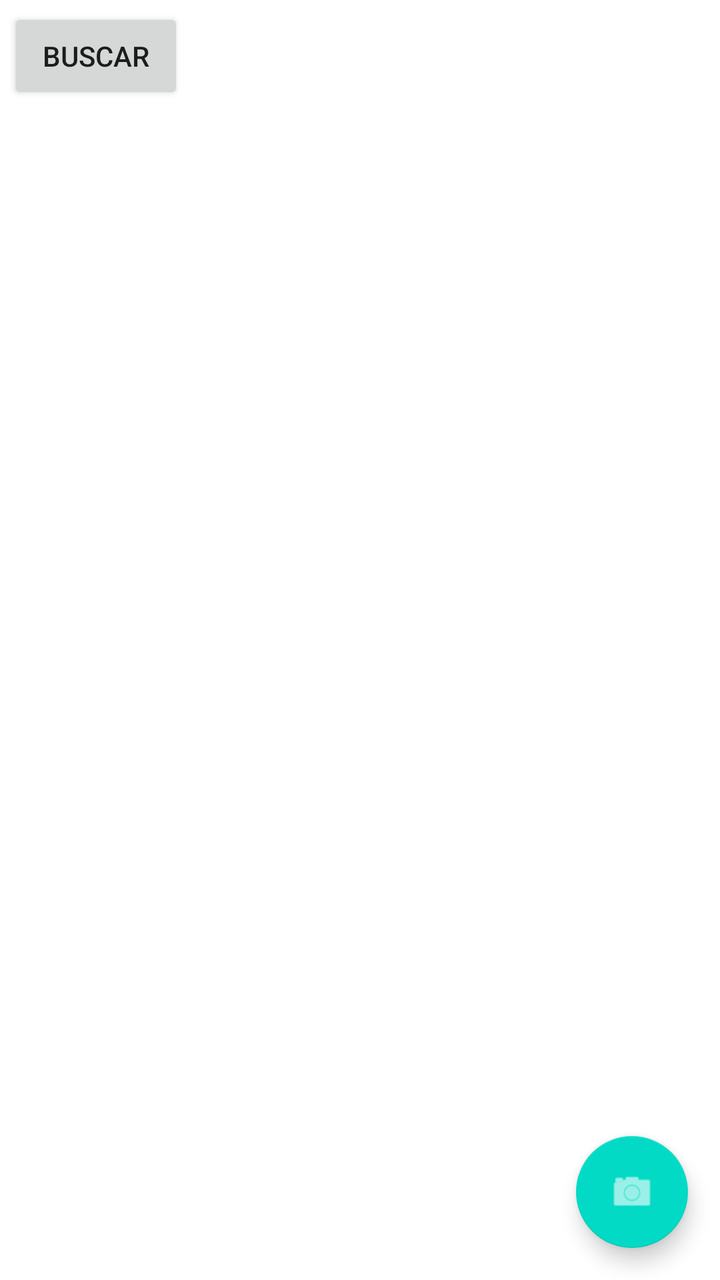
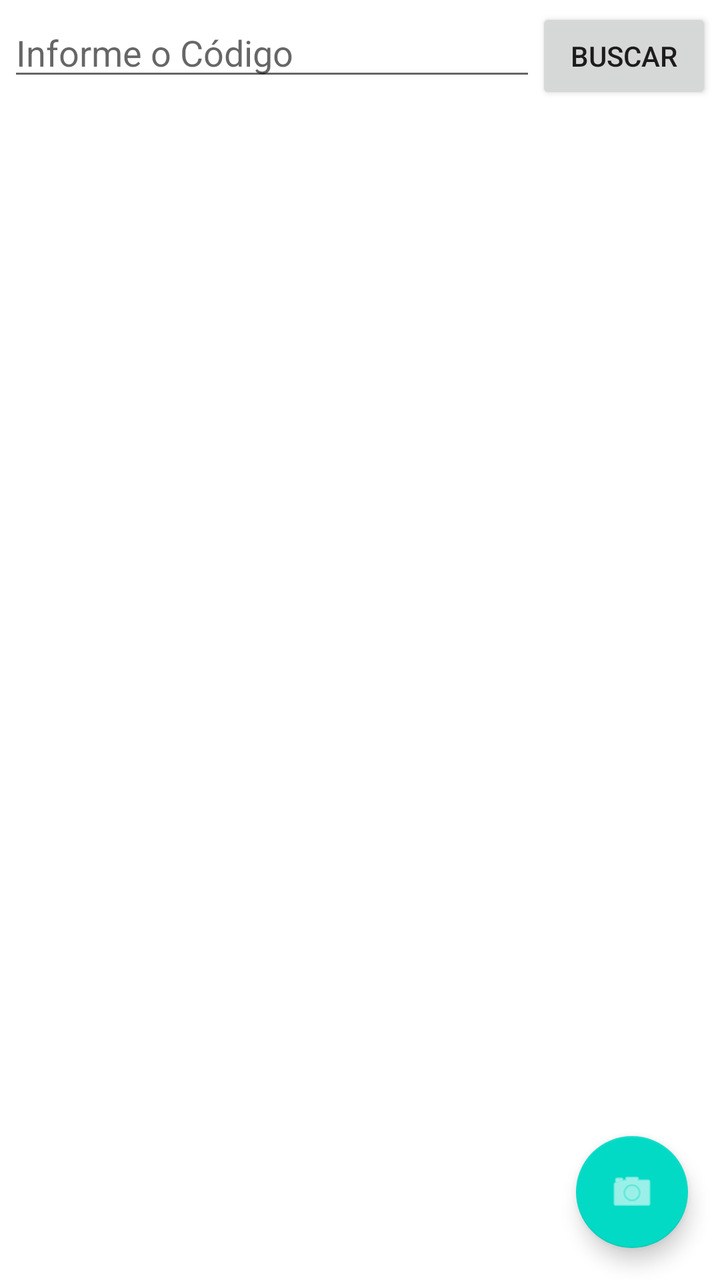

The first picture is an Android layout as it rendered before a commit; the second is the same layout after the commit. The layout source and the unified diff follow.
<!-- AndroidManifest.xml: application theme Theme.AppClima -->
<!-- res/layout/fragment_clima.xml -->
<?xml version="1.0" encoding="utf-8"?>
<FrameLayout xmlns:android="http://schemas.android.com/apk/res/android"
    xmlns:app="http://schemas.android.com/apk/res-auto"
    xmlns:tools="http://schemas.android.com/tools"
    android:layout_width="match_parent"
    android:layout_height="match_parent"
    tools:context=".ClimaFragment">

    <LinearLayout
        android:layout_width="match_parent"
        android:layout_height="match_parent"
        android:orientation="vertical"
        android:layout_margin="4dp">

        <Button
            android:id="@+id/btnBuscar"
            android:layout_width="wrap_content"
            android:layout_height="wrap_content"
            android:text="Buscar" />


        <TextView
            android:id="@+id/fragment_clima_textview_cidade"
            android:layout_width="wrap_content"
            android:layout_height="wrap_content"
            android:text="Cidade: "
            android:visibility="gone"/>

        <TextView
            android:id="@+id/fragment_clima_textview_temp_atual"
            android:layout_width="wrap_content"
            android:layout_height="wrap_content"
            android:text="Temperatura atual: "
            android:visibility="gone"/>

        <TextView
            android:id="@+id/fragment_clima_textview_umidade"
            android:layout_width="wrap_content"
            android:layout_height="wrap_content"
            android:text="Umidade: "
            android:visibility="gone"/>


        <androidx.recyclerview.widget.RecyclerView
            android:id="@+id/recycler_clima"
            android:layout_width="match_parent"
            android:layout_height="match_parent" />
    </LinearLayout>

    <com.google.android.material.floatingactionbutton.FloatingActionButton
        android:id="@+id/fabTrocarCidade"
        android:layout_width="wrap_content"
        android:layout_height="wrap_content"
        android:layout_gravity="bottom|end"
        android:layout_margin="16dp"
        android:contentDescription="ler QrCode"
        app:srcCompat="@android:drawable/ic_menu_camera"
        app:tint="@android:color/white" />

</FrameLayout>
<!-- resources referenced by this layout -->
<resources>
  <style name="Theme.AppClima" parent="Theme.MaterialComponents.DayNight.NoActionBar">
          
          <item name="colorPrimary">@color/purple_500</item>
          <item name="colorPrimaryVariant">@color/purple_700</item>
          <item name="colorOnPrimary">@color/white</item>
          
          <item name="colorSecondary">@color/teal_200</item>
          <item name="colorSecondaryVariant">@color/teal_700</item>
          <item name="colorOnSecondary">@color/black</item>
          
          <item name="android:statusBarColor">?attr/colorPrimaryVariant</item>
          
      </style>
  <color name="purple_500">#FF6200EE</color>
  <color name="purple_700">#FF3700B3</color>
  <color name="white">#FFFFFFFF</color>
  <color name="teal_200">#FF03DAC5</color>
  <color name="teal_700">#FF018786</color>
  <color name="black">#FF000000</color>
</resources>

<!-- the commit's change to res/layout/fragment_clima.xml (unified diff, before → after) -->
@@ -9,14 +9,29 @@
     <LinearLayout
         android:layout_width="match_parent"
         android:layout_height="match_parent"
-        android:orientation="vertical"
-        android:layout_margin="4dp">
+        android:layout_margin="4dp"
+        android:orientation="vertical">
 
-        <Button
-            android:id="@+id/btnBuscar"
-            android:layout_width="wrap_content"
+
+        <LinearLayout
+            android:layout_width="match_parent"
             android:layout_height="wrap_content"
-            android:text="Buscar" />
+            android:orientation="horizontal">
+
+            <EditText
+                android:id="@+id/editText_codigo_cidade"
+                android:layout_width="0dp"
+                android:layout_height="wrap_content"
+                android:layout_weight="1"
+                android:hint="Informe o Código"
+                android:inputType="number"/>
+
+            <Button
+                android:id="@+id/btnBuscar"
+                android:layout_width="wrap_content"
+                android:layout_height="wrap_content"
+                android:text="Buscar" />
+        </LinearLayout>
 
 
         <TextView
@@ -24,21 +39,21 @@
             android:layout_width="wrap_content"
             android:layout_height="wrap_content"
             android:text="Cidade: "
-            android:visibility="gone"/>
+            android:visibility="gone" />
 
         <TextView
             android:id="@+id/fragment_clima_textview_temp_atual"
             android:layout_width="wrap_content"
             android:layout_height="wrap_content"
             android:text="Temperatura atual: "
-            android:visibility="gone"/>
+            android:visibility="gone" />
 
         <TextView
             android:id="@+id/fragment_clima_textview_umidade"
             android:layout_width="wrap_content"
             android:layout_height="wrap_content"
             android:text="Umidade: "
-            android:visibility="gone"/>
+            android:visibility="gone" />
 
 
         <androidx.recyclerview.widget.RecyclerView
@@ -48,7 +63,7 @@
     </LinearLayout>
 
     <com.google.android.material.floatingactionbutton.FloatingActionButton
-        android:id="@+id/fabTrocarCidade"
+        android:id="@+id/fab_buscar_previsao"
         android:layout_width="wrap_content"
         android:layout_height="wrap_content"
         android:layout_gravity="bottom|end"
